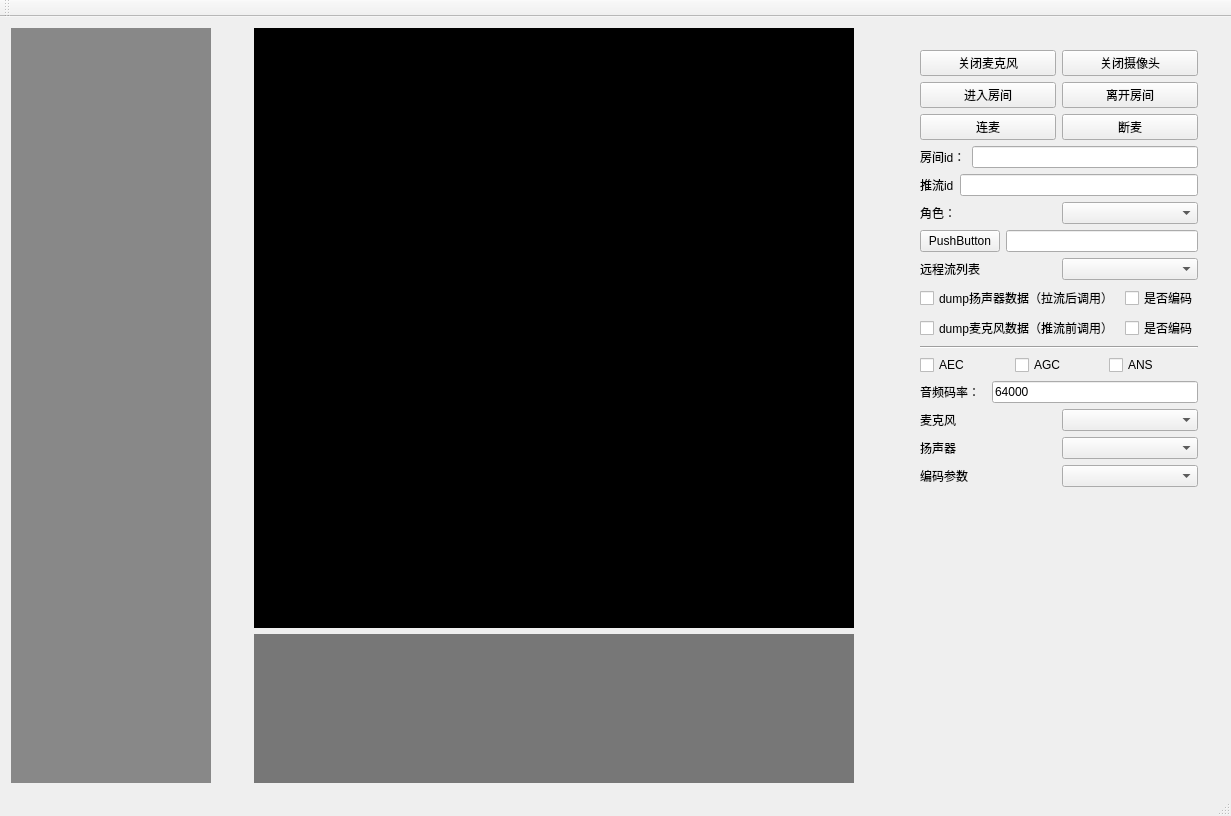
Qt form mainwindow.ui (wanhongqing123/ZegoTestDemo) before a commit.
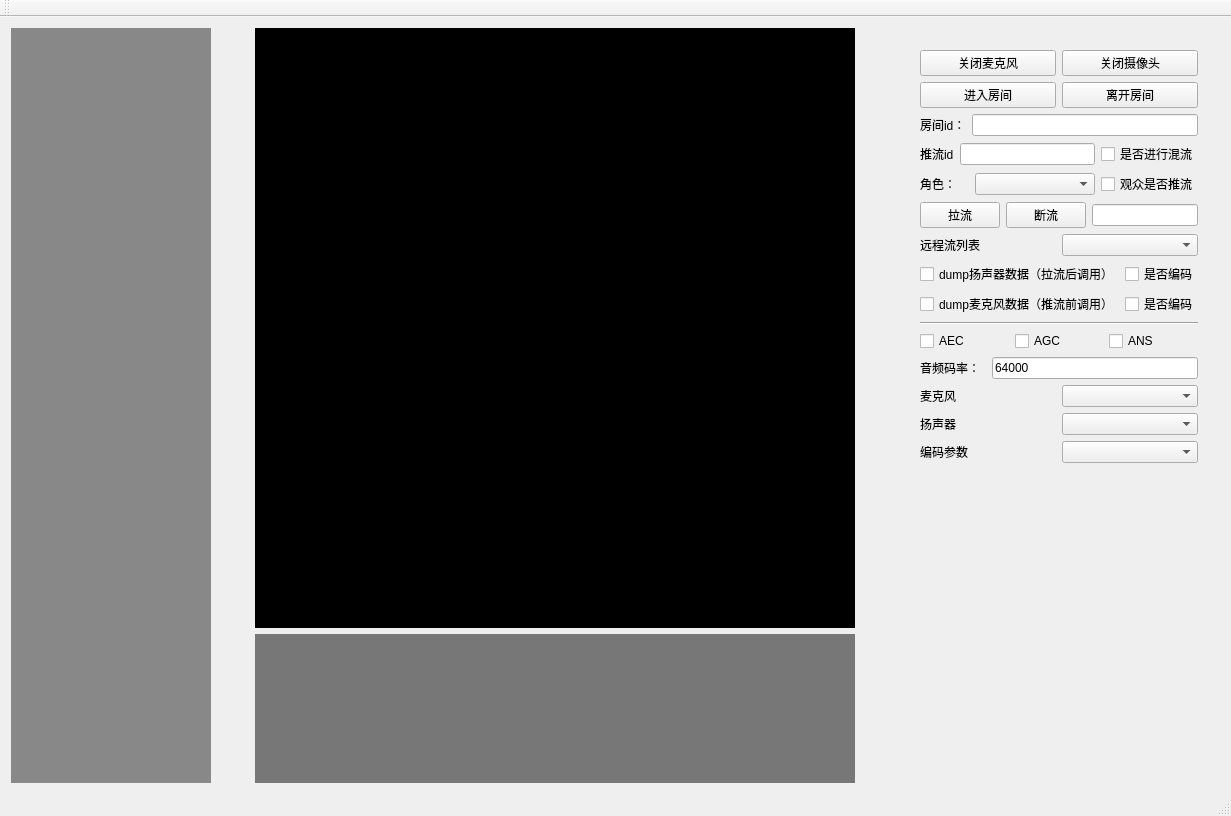
The same form after that commit.

```diff
--- a/mainwindow.ui
+++ b/mainwindow.ui
@@ -14,7 +14,7 @@
    <string>MainWindow</string>
   </property>
   <widget class="QWidget" name="centralWidget">
-   <layout class="QHBoxLayout" name="horizontalLayout_16">
+   <layout class="QHBoxLayout" name="horizontalLayout_8">
     <item>
      <widget class="QLabel" name="label_2">
       <property name="minimumSize">
@@ -150,24 +150,6 @@
             </item>
            </layout>
           </item>
-          <item>
-           <layout class="QHBoxLayout" name="horizontalLayout_8">
-            <item>
-             <widget class="QPushButton" name="pushButtonConnMic">
-              <property name="text">
-               <string>连麦</string>
-              </property>
-             </widget>
-            </item>
-            <item>
-             <widget class="QPushButton" name="pushButtonDiscMic">
-              <property name="text">
-               <string>断麦</string>
-              </property>
-             </widget>
-            </item>
-           </layout>
-          </item>
           <item>
            <layout class="QHBoxLayout" name="horizontalLayout_6">
             <item>
@@ -201,6 +183,13 @@
             <item>
              <widget class="QLineEdit" name="lineEditPushId"/>
             </item>
+            <item>
+             <widget class="QCheckBox" name="checkBoxMix">
+              <property name="text">
+               <string>是否进行混流</string>
+              </property>
+             </widget>
+            </item>
            </layout>
           </item>
           <item>
@@ -222,6 +211,13 @@
               </property>
              </widget>
             </item>
+            <item>
+             <widget class="QCheckBox" name="checkBoxAudience">
+              <property name="text">
+               <string>观众是否推流</string>
+              </property>
+             </widget>
+            </item>
            </layout>
           </item>
           <item>
@@ -229,7 +225,14 @@
             <item>
              <widget class="QPushButton" name="pushButtonPull">
               <property name="text">
-               <string>PushButton</string>
+               <string>拉流</string>
+              </property>
+             </widget>
+            </item>
+            <item>
+             <widget class="QPushButton" name="pushButtonDis">
+              <property name="text">
+               <string>断流</string>
               </property>
              </widget>
             </item>
```
